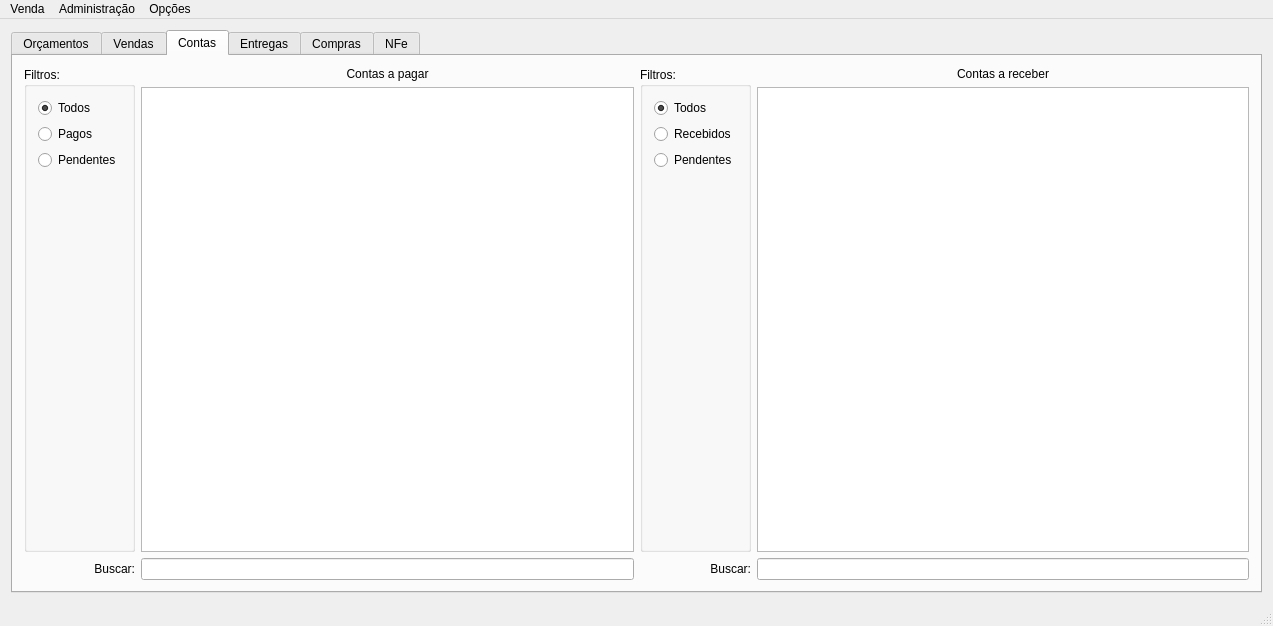
Qt form ui/mainwindow.ui (lellisls/ERP-STACCATO) before a commit.
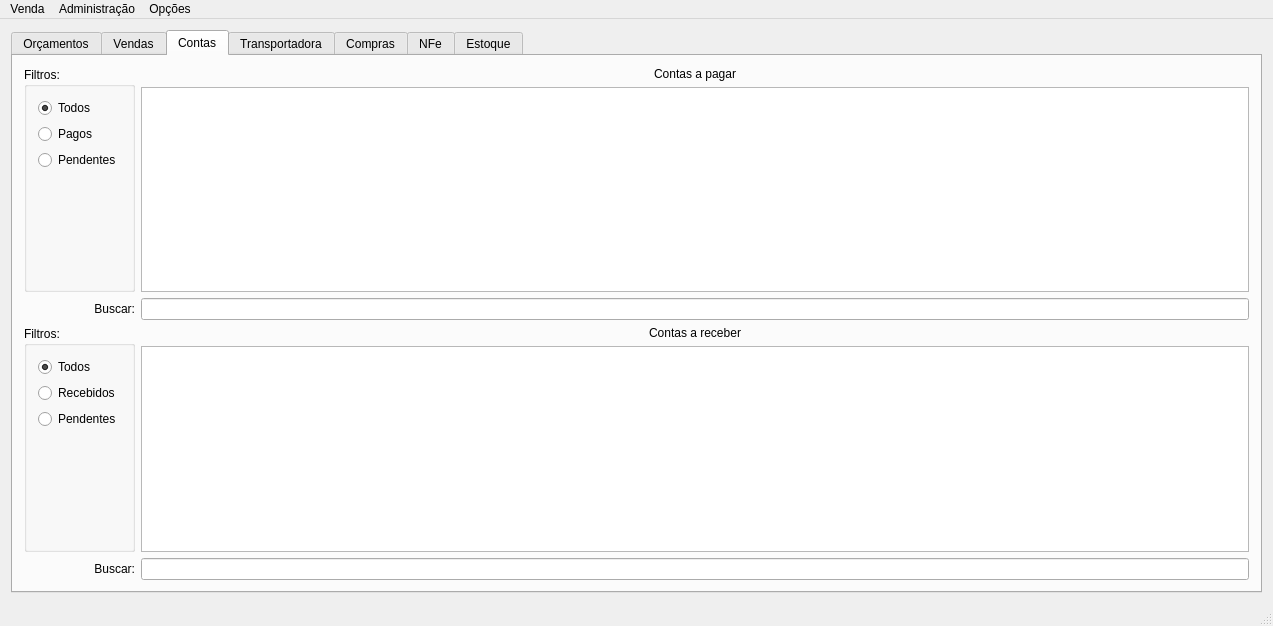
The same form after that commit. The open tabs and pages were chosen to show the change. Icons and pictures are not drawn.

The edit to the form file:
```diff
--- a/ui/mainwindow.ui
+++ b/ui/mainwindow.ui
@@ -276,9 +276,9 @@
        <attribute name="title">
         <string>Contas</string>
        </attribute>
-       <layout class="QGridLayout" name="gridLayout_19">
+       <layout class="QGridLayout" name="gridLayout_24">
         <item row="0" column="0">
-         <layout class="QGridLayout" name="gridLayout_2">
+         <layout class="QGridLayout" name="gridLayout_19">
           <item row="0" column="0" rowspan="2">
            <widget class="QGroupBox" name="groupBox_4">
             <property name="title">
@@ -335,7 +335,40 @@
             </property>
            </widget>
           </item>
-          <item row="0" column="2" rowspan="2">
+          <item row="1" column="1">
+           <widget class="QTableView" name="tableContasPagar">
+            <property name="editTriggers">
+             <set>QAbstractItemView::NoEditTriggers</set>
+            </property>
+            <property name="alternatingRowColors">
+             <bool>true</bool>
+            </property>
+            <attribute name="horizontalHeaderCascadingSectionResizes">
+             <bool>true</bool>
+            </attribute>
+            <attribute name="horizontalHeaderStretchLastSection">
+             <bool>false</bool>
+            </attribute>
+           </widget>
+          </item>
+          <item row="2" column="0">
+           <widget class="QLabel" name="labelContasPagar_2">
+            <property name="text">
+             <string>Buscar:</string>
+            </property>
+            <property name="alignment">
+             <set>Qt::AlignRight|Qt::AlignTrailing|Qt::AlignVCenter</set>
+            </property>
+           </widget>
+          </item>
+          <item row="2" column="1">
+           <widget class="QLineEdit" name="lineEditBuscaContasPagar"/>
+          </item>
+         </layout>
+        </item>
+        <item row="1" column="0">
+         <layout class="QGridLayout" name="gridLayout_2">
+          <item row="0" column="0" rowspan="2">
            <widget class="QGroupBox" name="groupBox_3">
             <property name="title">
              <string>Filtros:</string>
@@ -381,7 +414,7 @@
             </layout>
            </widget>
           </item>
-          <item row="0" column="3">
+          <item row="0" column="1">
            <widget class="QLabel" name="labelContasReceber">
             <property name="text">
              <string>Contas a receber</string>
@@ -392,22 +425,6 @@
            </widget>
           </item>
           <item row="1" column="1">
-           <widget class="QTableView" name="tableContasPagar">
-            <property name="editTriggers">
-             <set>QAbstractItemView::NoEditTriggers</set>
-            </property>
-            <property name="alternatingRowColors">
-             <bool>true</bool>
-            </property>
-            <attribute name="horizontalHeaderCascadingSectionResizes">
-             <bool>true</bool>
-            </attribute>
-            <attribute name="horizontalHeaderStretchLastSection">
-             <bool>false</bool>
-            </attribute>
-           </widget>
-          </item>
-          <item row="1" column="3">
            <widget class="QTableView" name="tableContasReceber">
             <property name="editTriggers">
              <set>QAbstractItemView::NoEditTriggers</set>
@@ -424,19 +441,6 @@
            </widget>
           </item>
           <item row="2" column="0">
-           <widget class="QLabel" name="labelContasPagar_2">
-            <property name="text">
-             <string>Buscar:</string>
-            </property>
-            <property name="alignment">
-             <set>Qt::AlignRight|Qt::AlignTrailing|Qt::AlignVCenter</set>
-            </property>
-           </widget>
-          </item>
-          <item row="2" column="1">
-           <widget class="QLineEdit" name="lineEditBuscaContasPagar"/>
-          </item>
-          <item row="2" column="2">
            <widget class="QLabel" name="labelContasPagar_3">
             <property name="text">
              <string>Buscar:</string>
@@ -446,7 +450,7 @@
             </property>
            </widget>
           </item>
-          <item row="2" column="3">
+          <item row="2" column="1">
            <widget class="QLineEdit" name="lineEditBuscaContasReceber"/>
           </item>
          </layout>
@@ -455,7 +459,7 @@
       </widget>
       <widget class="QWidget" name="tabEntregas">
        <attribute name="title">
-        <string>Entregas</string>
+        <string>Transportadora</string>
        </attribute>
        <layout class="QGridLayout" name="gridLayout_18">
         <item row="0" column="0">
@@ -829,6 +833,49 @@
         </item>
        </layout>
       </widget>
+      <widget class="QWidget" name="tabEstoque">
+       <attribute name="title">
+        <string>Estoque</string>
+       </attribute>
+       <layout class="QGridLayout" name="gridLayout_22">
+        <item row="0" column="0">
+         <widget class="QPushButton" name="pushButtonEntradaEstoque">
+          <property name="minimumSize">
+           <size>
+            <width>100</width>
+            <height>45</height>
+           </size>
+          </property>
+          <property name="text">
+           <string>Dar entrada no estoque</string>
+          </property>
+          <property name="checked">
+           <bool>false</bool>
+          </property>
+         </widget>
+        </item>
+        <item row="1" column="0">
+         <spacer name="verticalSpacer_9">
+          <property name="orientation">
+           <enum>Qt::Vertical</enum>
+          </property>
+          <property name="sizeHint" stdset="0">
+           <size>
+            <width>20</width>
+            <height>40</height>
+           </size>
+          </property>
+         </spacer>
+        </item>
+        <item row="0" column="1" rowspan="2">
+         <widget class="QTableView" name="tableEstoque">
+          <property name="editTriggers">
+           <set>QAbstractItemView::NoEditTriggers</set>
+          </property>
+         </widget>
+        </item>
+       </layout>
+      </widget>
      </widget>
     </item>
    </layout>
```
Left out of the diff: 218 changed lines with no effect on the pictures.
